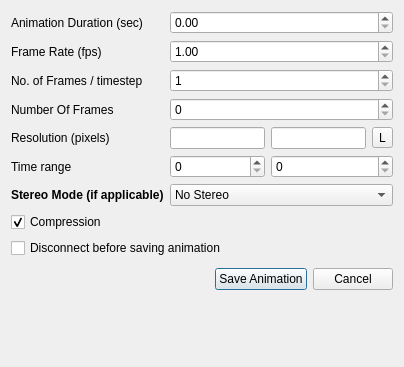
Kitware/ParaView, file Qt/Components/Resources/UI/pqAnimationSettings.ui: the form before one commit.
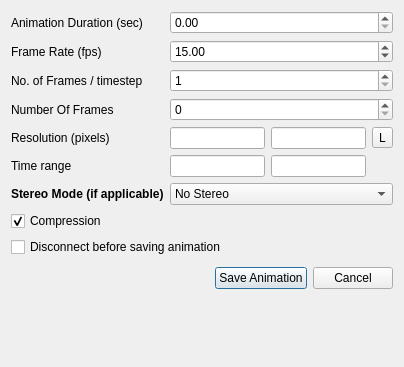
The form after the commit. Icons and pictures are not drawn.

Commit message:
Improve Save Animation Settings Dialog
This removes the spin box from the start and end frame settings
and replaces it with a line edit. Also sets the default frame
rate for animations to 15 fps.

```diff
--- a/Qt/Components/Resources/UI/pqAnimationSettings.ui
+++ b/Qt/Components/Resources/UI/pqAnimationSettings.ui
@@ -24,6 +24,9 @@
        <property name="maximum">
         <double>999999.000000000000000</double>
        </property>
+       <property name="value">
+        <double>15.000000000000000</double>
+       </property>
       </widget>
      </item>
      <item row="2" column="1" colspan="3">
@@ -195,10 +198,10 @@
       </widget>
      </item>
      <item row="5" column="1">
-      <widget class="QSpinBox" name="startTime"/>
+      <widget class="QLineEdit" name="startTime"/>
      </item>
-     <item row="5" column="2" colspan="2">
-      <widget class="QSpinBox" name="endTime"/>
+     <item row="5" column="2">
+      <widget class="QLineEdit" name="endTime"/>
      </item>
     </layout>
    </item>
```
The commit also changes 1 other file.
